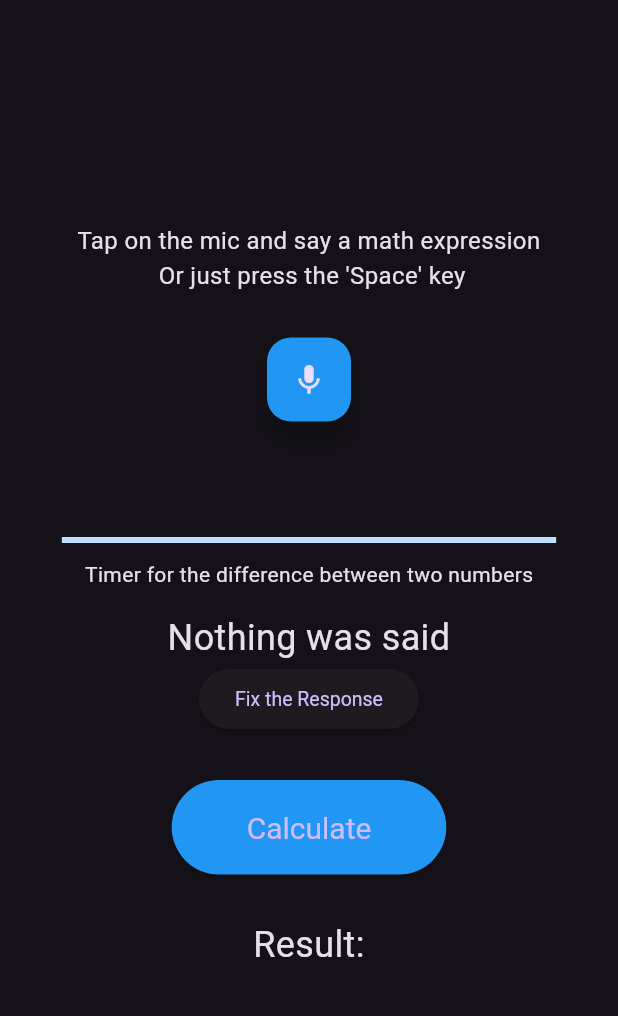
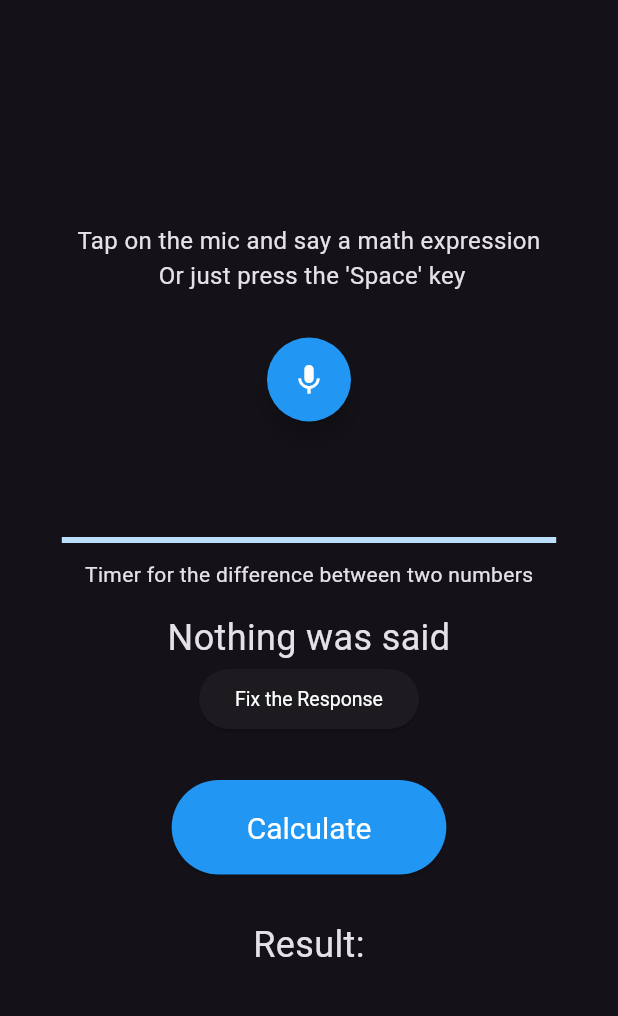
Before and after one commit to thebetar/IASRProject, a Flutter app: the screen it shows after launch, on a phone screen of 412 x 824 dp, the part 63-1079 px from its top. Run offline on Flutter 3.47's test engine with Material 3 defaults, Android fonts, the phone set to English and light mode, and no system bars; missing offline and left inert: dart:html.

Commit message:
fix: button appearance

```diff
--- a/client/lib/main.dart
+++ b/client/lib/main.dart
@@ -16,8 +16,9 @@ class MyApp extends StatelessWidget {
       debugShowCheckedModeBanner: false,
       title: 'Voice Calculator',
       theme: ThemeData(
-        primarySwatch: Colors.blue,
+        primarySwatch: Colors.blueGrey,
         brightness: Brightness.dark,
+        visualDensity: VisualDensity.adaptivePlatformDensity,
       ),
       home: const MyHomePage(),
     );
@@ -159,10 +160,17 @@ class _MyHomePageState extends State<MyHomePage> with TickerProviderStateMixin {
                     },
                     backgroundColor: Colors.blue,
                     shape: _isMicHighlighted
-                        ? const RoundedRectangleBorder(
-                            side: BorderSide(color: Colors.red, width: 3))
-                        : null,
-                    child: const Icon(Icons.mic),
+                        ? RoundedRectangleBorder(
+                            side: BorderSide(color: Colors.red, width: 3),
+                            borderRadius: BorderRadius.circular(50),
+                          )
+                        : RoundedRectangleBorder(
+                            borderRadius: BorderRadius.circular(50),
+                          ),
+                    child: Icon(
+                      Icons.mic,
+                      color: _isMicHighlighted ? Colors.red : Colors.white,
+                    ),
                   ),
                   const SizedBox(height: 10),
                   Text(
@@ -210,6 +218,7 @@ class _MyHomePageState extends State<MyHomePage> with TickerProviderStateMixin {
                         },
                         style: ElevatedButton.styleFrom(
                           textStyle: const TextStyle(fontSize: 13),
+                          foregroundColor: Colors.white,
                         ),
                         child: const Text('Fix the Response'),
                       ),
@@ -246,7 +255,7 @@ class _MyHomePageState extends State<MyHomePage> with TickerProviderStateMixin {
                               },
                               style: ElevatedButton.styleFrom(
                                 backgroundColor: Colors.blue,
-                                textStyle: const TextStyle(color: Colors.white),
+                                foregroundColor: Colors.white,
                               ),
                               child: const Text('Send Corrected Text'),
                             ),
@@ -267,6 +276,7 @@ class _MyHomePageState extends State<MyHomePage> with TickerProviderStateMixin {
                           horizontal: 50, vertical: 20),
                       textStyle:
                           const TextStyle(fontSize: 20, color: Colors.white),
+                          foregroundColor: Colors.white,
                       side: _isCalculationInProgress
                           ? const BorderSide(color: Colors.red, width: 3)
                           : BorderSide.none,
```
